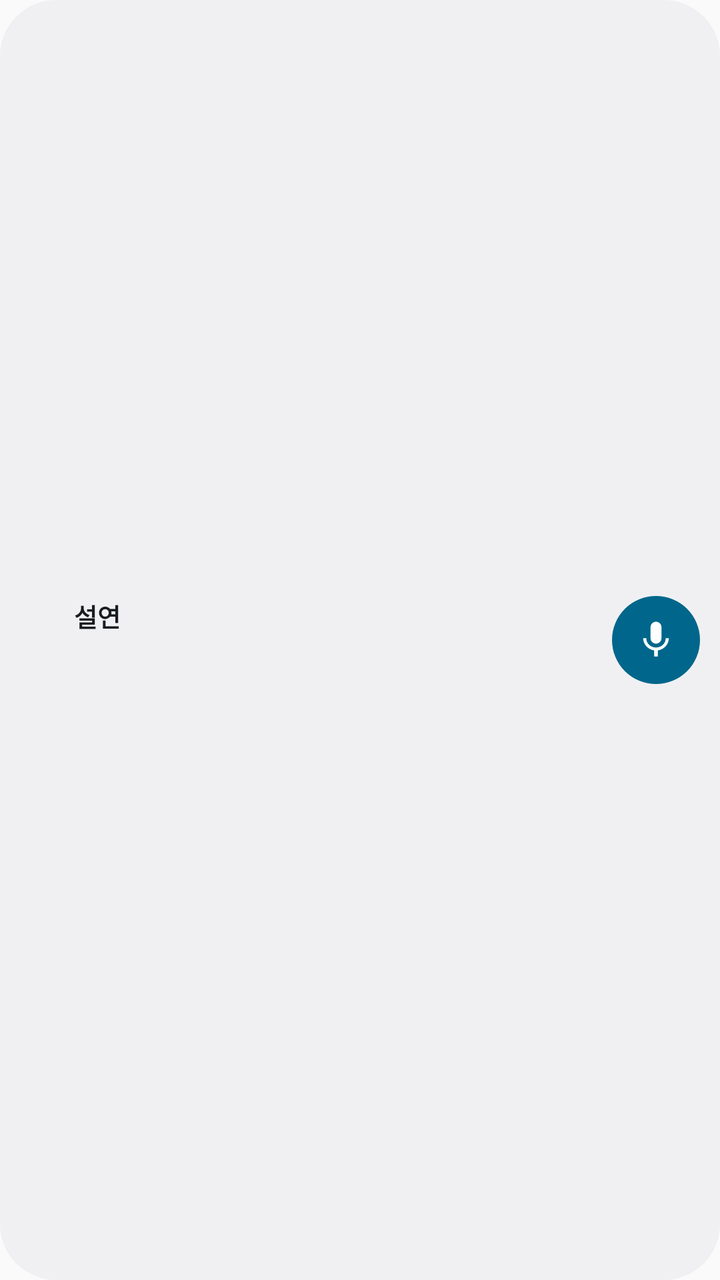
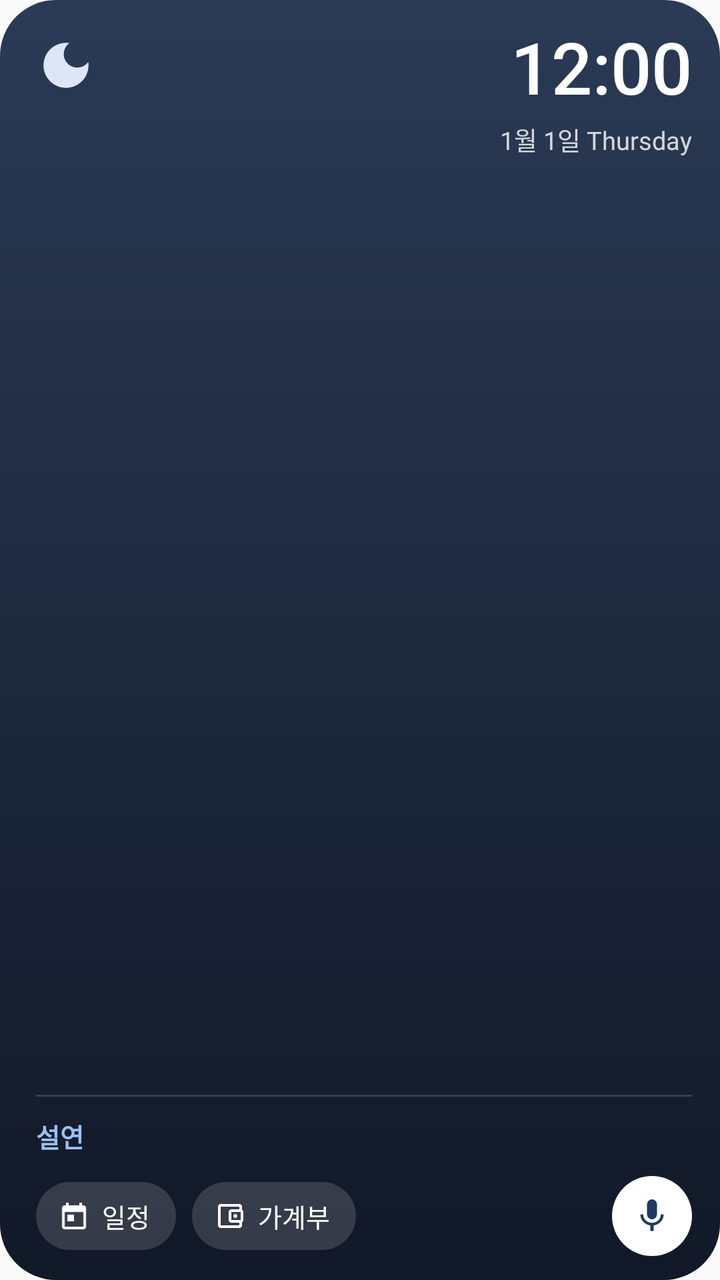

Two renders of the same Android screen: before a commit and after it. Below are the layout's source before the change and the commit's diff.
<!-- AndroidManifest.xml: application theme AppTheme -->
<!-- res/layout/widget_glance.xml -->
<?xml version="1.0" encoding="utf-8"?>
<LinearLayout xmlns:android="http://schemas.android.com/apk/res/android"
    android:id="@+id/w_root" android:layout_width="match_parent" android:layout_height="match_parent"
    android:orientation="vertical" android:gravity="center_vertical"
    android:background="@drawable/widget_bg" android:paddingStart="16dp" android:paddingEnd="10dp"
    android:paddingTop="10dp" android:paddingBottom="10dp">
    <LinearLayout android:layout_width="match_parent" android:layout_height="wrap_content" android:orientation="horizontal" android:gravity="center_vertical">
        <LinearLayout android:layout_width="0dp" android:layout_height="wrap_content" android:layout_weight="1" android:orientation="vertical">
            <LinearLayout android:layout_width="match_parent" android:layout_height="wrap_content" android:orientation="horizontal" android:gravity="center_vertical">
                <ImageView android:layout_width="16dp" android:layout_height="16dp" android:src="@mipmap/ic_launcher_round" android:contentDescription="설연" />
                <TextView android:layout_width="wrap_content" android:layout_height="wrap_content" android:layout_marginStart="5dp"
                    android:text="설연" android:textColor="@color/w_fg" android:textSize="12.5sp" android:textStyle="bold" />
                <TextView android:id="@+id/w_top" android:layout_width="0dp" android:layout_height="wrap_content" android:layout_weight="1"
                    android:textColor="@color/w_sub" android:textSize="12.5sp" android:maxLines="1" android:ellipsize="end" android:fontFamily="sans-serif-medium" />
            </LinearLayout>
            <TextView android:id="@+id/w_main" android:layout_width="match_parent" android:layout_height="wrap_content" android:layout_marginTop="3dp"
                android:textColor="@color/w_fg" android:textSize="16sp" android:maxLines="1" android:ellipsize="end" android:fontFamily="sans-serif-medium" />
            <LinearLayout android:id="@+id/w_more" android:layout_width="match_parent" android:layout_height="wrap_content" android:orientation="vertical"
                android:layout_marginTop="6dp" android:visibility="gone">
                <FrameLayout android:layout_width="match_parent" android:layout_height="1dp" android:background="@color/w_line" />
                <TextView android:id="@+id/w_l1" android:layout_width="match_parent" android:layout_height="wrap_content" android:layout_marginTop="6dp"
                    android:textColor="@color/w_fg" android:textSize="13.5sp" android:maxLines="1" android:ellipsize="end" />
                <TextView android:id="@+id/w_l2" android:layout_width="match_parent" android:layout_height="wrap_content" android:layout_marginTop="3dp"
                    android:textColor="@color/w_fg" android:textSize="13.5sp" android:maxLines="1" android:ellipsize="end" />
            </LinearLayout>
        </LinearLayout>
        <ImageView android:id="@+id/w_mic_s" android:layout_width="44dp" android:layout_height="44dp" android:layout_marginStart="8dp"
            android:background="@drawable/widget_mic_bg" android:src="@drawable/ic_w_mic" android:padding="11dp"
            android:contentDescription="말로 하기" />
    </LinearLayout>
    <LinearLayout android:id="@+id/w_bar" android:layout_width="match_parent" android:layout_height="wrap_content" android:orientation="horizontal"
        android:gravity="center_vertical" android:layout_marginTop="10dp" android:visibility="gone">
        <LinearLayout android:id="@+id/w_go_sch" android:layout_width="wrap_content" android:layout_height="36dp" android:orientation="horizontal"
            android:gravity="center_vertical" android:background="@drawable/widget_chip_bg" android:paddingStart="11dp" android:paddingEnd="13dp">
            <ImageView android:layout_width="18dp" android:layout_height="18dp" android:src="@drawable/ic_w_cal" android:contentDescription="일정" />
            <TextView android:layout_width="wrap_content" android:layout_height="wrap_content" android:layout_marginStart="6dp"
                android:text="일정" android:textColor="@color/w_fg" android:textSize="13.5sp" android:fontFamily="sans-serif-medium" />
        </LinearLayout>
        <LinearLayout android:id="@+id/w_go_led" android:layout_width="wrap_content" android:layout_height="36dp" android:layout_marginStart="8dp" android:orientation="horizontal"
            android:gravity="center_vertical" android:background="@drawable/widget_chip_bg" android:paddingStart="11dp" android:paddingEnd="13dp">
            <ImageView android:layout_width="18dp" android:layout_height="18dp" android:src="@drawable/ic_w_wallet" android:contentDescription="가계부" />
            <TextView android:layout_width="wrap_content" android:layout_height="wrap_content" android:layout_marginStart="6dp"
                android:text="가계부" android:textColor="@color/w_fg" android:textSize="13.5sp" android:fontFamily="sans-serif-medium" />
            <TextView android:id="@+id/w_badge" android:layout_width="wrap_content" android:layout_height="18dp" android:layout_marginStart="6dp"
                android:minWidth="18dp" android:gravity="center" android:paddingStart="5dp" android:paddingEnd="5dp"
                android:background="@drawable/widget_badge_bg" android:textColor="#FFFFFFFF" android:textSize="11sp" android:textStyle="bold" android:visibility="gone" />
        </LinearLayout>
        <FrameLayout android:layout_width="0dp" android:layout_height="1dp" android:layout_weight="1" />
        <ImageView android:id="@+id/w_mic" android:layout_width="44dp" android:layout_height="44dp"
            android:background="@drawable/widget_mic_bg" android:src="@drawable/ic_w_mic" android:padding="11dp"
            android:contentDescription="말로 하기" />
    </LinearLayout>
</LinearLayout>
<!-- resources referenced by this layout -->
<resources>
  <color name="w_fg">#FF1F2937</color>
  <color name="w_line">#1F0F172A</color>
  <color name="w_sub">#FF64748B</color>
  <!-- drawable ic_w_cal (drawable) -->
  <?xml version="1.0" encoding="utf-8"?>
  <vector xmlns:android="http://schemas.android.com/apk/res/android" android:width="24dp" android:height="24dp" android:viewportWidth="24" android:viewportHeight="24">
      <path android:fillColor="@color/w_icon" android:pathData="M19,4h-1V2h-2v2H8V2H6v2H5C3.9,4 3,4.9 3,6v14c0,1.1 0.9,2 2,2h14c1.1,0 2,-0.9 2,-2V6C21,4.9 20.1,4 19,4zM19,20H5V9h14V20zM7,11h5v5H7V11z"/>
  </vector>
  <!-- drawable ic_w_mic (drawable) -->
  <?xml version="1.0" encoding="utf-8"?>
  <vector xmlns:android="http://schemas.android.com/apk/res/android" android:width="24dp" android:height="24dp" android:viewportWidth="24" android:viewportHeight="24">
      <path android:fillColor="@color/w_on_accent" android:pathData="M12,14a3,3 0,0 0,3 -3V5a3,3 0,0 0,-6 0v6a3,3 0,0 0,3 3zM17.3,11c0,3 -2.5,5.1 -5.3,5.1S6.7,14 6.7,11H5c0,3.4 2.7,6.2 6,6.7V21h2v-3.3c3.3,-0.5 6,-3.3 6,-6.7h-1.7z"/>
  </vector>
  <!-- drawable ic_w_wallet (drawable) -->
  <?xml version="1.0" encoding="utf-8"?>
  <vector xmlns:android="http://schemas.android.com/apk/res/android" android:width="24dp" android:height="24dp" android:viewportWidth="24" android:viewportHeight="24">
      <path android:fillColor="@color/w_icon" android:pathData="M21,7.3V5c0,-1.1 -0.9,-2 -2,-2H5C3.9,3 3,3.9 3,5v14c0,1.1 0.9,2 2,2h14c1.1,0 2,-0.9 2,-2v-2.3c0.6,-0.4 1,-1 1,-1.7V9C22,8.3 21.6,7.7 21,7.3zM20,9v6h-7V9H20zM5,19V5h14v2h-6c-1.1,0 -2,0.9 -2,2v6c0,1.1 0.9,2 2,2h6v2H5zM16,13.5c0.8,0 1.5,-0.7 1.5,-1.5s-0.7,-1.5 -1.5,-1.5s-1.5,0.7 -1.5,1.5S15.2,13.5 16,13.5z"/>
  </vector>
  <!-- drawable widget_badge_bg (drawable) -->
  <?xml version="1.0" encoding="utf-8"?>
  <shape xmlns:android="http://schemas.android.com/apk/res/android" android:shape="rectangle">
      <solid android:color="#FFE11D48" />
      <corners android:radius="9dp" />
  </shape>
  <!-- drawable widget_bg (drawable) -->
  <?xml version="1.0" encoding="utf-8"?>
  <shape xmlns:android="http://schemas.android.com/apk/res/android" android:shape="rectangle">
      <solid android:color="@color/w_bg" />
      <corners android:radius="@dimen/w_radius" />
  </shape>
  <!-- drawable widget_chip_bg (drawable) -->
  <?xml version="1.0" encoding="utf-8"?>
  <shape xmlns:android="http://schemas.android.com/apk/res/android" android:shape="rectangle">
      <solid android:color="@color/w_chip" />
      <corners android:radius="18dp" />
  </shape>
  <!-- drawable widget_mic_bg (drawable) -->
  <?xml version="1.0" encoding="utf-8"?>
  <shape xmlns:android="http://schemas.android.com/apk/res/android" android:shape="oval">
      <solid android:color="@color/w_accent" />
  </shape>
  <!-- mipmap ic_launcher_round (mipmap-anydpi-v26) -->
  <?xml version="1.0" encoding="utf-8"?>
  <adaptive-icon xmlns:android="http://schemas.android.com/apk/res/android">
      <background android:drawable="@drawable/ic_launcher_bg_grad"/>
      <foreground android:drawable="@mipmap/ic_launcher_foreground"/>
  </adaptive-icon>
  <style name="AppTheme" parent="Theme.AppCompat.Light.DarkActionBar">
          
          <item name="colorPrimary">@color/colorPrimary</item>
          <item name="colorPrimaryDark">@color/colorPrimaryDark</item>
          <item name="colorAccent">@color/colorAccent</item>
      </style>
  <color name="w_icon">#FF2B3A55</color>
  <color name="w_on_accent">#FFFFFFFF</color>
  <color name="w_bg">#EBFFFFFF</color>
  <dimen name="w_radius">22dp</dimen>
  <color name="w_chip">#142B3A55</color>
  <color name="w_accent">#FF2B3A55</color>
  <!-- drawable ic_launcher_bg_grad (drawable) -->
  <?xml version="1.0" encoding="utf-8"?>
  <shape xmlns:android="http://schemas.android.com/apk/res/android" android:shape="rectangle">
      <gradient android:angle="315" android:startColor="#2B3A55" android:endColor="#1F7A8C" android:type="linear"/>
  </shape>
</resources>

<!-- the commit's change to res/layout/widget_glance.xml (unified diff, before → after) -->
@@ -1,53 +1,76 @@
 <?xml version="1.0" encoding="utf-8"?>
 <LinearLayout xmlns:android="http://schemas.android.com/apk/res/android"
     android:id="@+id/w_root" android:layout_width="match_parent" android:layout_height="match_parent"
-    android:orientation="vertical" android:gravity="center_vertical"
-    android:background="@drawable/widget_bg" android:paddingStart="16dp" android:paddingEnd="10dp"
-    android:paddingTop="10dp" android:paddingBottom="10dp">
-    <LinearLayout android:layout_width="match_parent" android:layout_height="wrap_content" android:orientation="horizontal" android:gravity="center_vertical">
+    android:orientation="vertical" android:background="@drawable/wg_bg_night"
+    android:paddingStart="18dp" android:paddingEnd="14dp" android:paddingTop="14dp" android:paddingBottom="12dp">
+
+    
+    <LinearLayout android:id="@+id/w_wx" android:layout_width="match_parent" android:layout_height="wrap_content" android:orientation="horizontal">
         <LinearLayout android:layout_width="0dp" android:layout_height="wrap_content" android:layout_weight="1" android:orientation="vertical">
+            <LinearLayout android:layout_width="wrap_content" android:layout_height="wrap_content" android:orientation="horizontal" android:gravity="center_vertical">
+                <ImageView android:id="@+id/w_wx_ic" android:layout_width="30dp" android:layout_height="30dp" android:src="@drawable/ic_wx_moon" android:contentDescription="날씨" />
+                <TextView android:id="@+id/w_temp" android:layout_width="wrap_content" android:layout_height="wrap_content" android:layout_marginStart="8dp"
+                    android:textColor="#FFFFFFFF" android:textSize="32sp" android:fontFamily="sans-serif-medium" android:includeFontPadding="false" />
+            </LinearLayout>
+            <TextView android:id="@+id/w_place" android:layout_width="match_parent" android:layout_height="wrap_content" android:layout_marginTop="4dp"
+                android:textColor="#CCFFFFFF" android:textSize="12.5sp" android:maxLines="1" android:ellipsize="end" />
+        </LinearLayout>
+        <LinearLayout android:layout_width="wrap_content" android:layout_height="wrap_content" android:orientation="vertical" android:gravity="end">
+            <TextClock android:layout_width="wrap_content" android:layout_height="wrap_content"
+                android:format12Hour="h:mm" android:format24Hour="HH:mm"
+                android:textColor="#FFFFFFFF" android:textSize="36sp" android:fontFamily="sans-serif-medium" android:includeFontPadding="false" />
+            <TextClock android:layout_width="wrap_content" android:layout_height="wrap_content" android:layout_marginTop="4dp"
+                android:format12Hour="M월 d일 EEEE" android:format24Hour="M월 d일 EEEE"
+                android:textColor="#CCFFFFFF" android:textSize="12.5sp" />
+        </LinearLayout>
+    </LinearLayout>
+    <FrameLayout android:id="@+id/w_gap" android:layout_width="match_parent" android:layout_height="0dp" android:layout_weight="1" />
+    <FrameLayout android:id="@+id/w_div" android:layout_width="match_parent" android:layout_height="1dp" android:background="@drawable/wg_line" />
+
+    
+    <LinearLayout android:layout_width="match_parent" android:layout_height="wrap_content" android:layout_marginTop="10dp" android:orientation="horizontal" android:gravity="center_vertical">
+        <LinearLayout android:layout_width="0dp" android:layout_height="wrap_content" android:layout_weight="1" android:orientation="vertical">
+            <TextView android:id="@+id/w_top" android:layout_width="match_parent" android:layout_height="wrap_content" android:layout_marginBottom="2dp"
+                android:textColor="#CCFFFFFF" android:textSize="12sp" android:maxLines="1" android:ellipsize="end" android:visibility="gone" />
             <LinearLayout android:layout_width="match_parent" android:layout_height="wrap_content" android:orientation="horizontal" android:gravity="center_vertical">
-                <ImageView android:layout_width="16dp" android:layout_height="16dp" android:src="@mipmap/ic_launcher_round" android:contentDescription="설연" />
-                <TextView android:layout_width="wrap_content" android:layout_height="wrap_content" android:layout_marginStart="5dp"
-                    android:text="설연" android:textColor="@color/w_fg" android:textSize="12.5sp" android:textStyle="bold" />
-                <TextView android:id="@+id/w_top" android:layout_width="0dp" android:layout_height="wrap_content" android:layout_weight="1"
-                    android:textColor="@color/w_sub" android:textSize="12.5sp" android:maxLines="1" android:ellipsize="end" android:fontFamily="sans-serif-medium" />
+                <TextView android:layout_width="wrap_content" android:layout_height="wrap_content"
+                    android:text="설연" android:textColor="#FF9CC0F0" android:textSize="13sp" android:textStyle="bold" />
+                <TextView android:id="@+id/w_main" android:layout_width="0dp" android:layout_height="wrap_content" android:layout_weight="1" android:layout_marginStart="8dp"
+                    android:textColor="#FFFFFFFF" android:textSize="14.5sp" android:maxLines="1" android:ellipsize="end" android:fontFamily="sans-serif-medium" />
             </LinearLayout>
-            <TextView android:id="@+id/w_main" android:layout_width="match_parent" android:layout_height="wrap_content" android:layout_marginTop="3dp"
-                android:textColor="@color/w_fg" android:textSize="16sp" android:maxLines="1" android:ellipsize="end" android:fontFamily="sans-serif-medium" />
-            <LinearLayout android:id="@+id/w_more" android:layout_width="match_parent" android:layout_height="wrap_content" android:orientation="vertical"
-                android:layout_marginTop="6dp" android:visibility="gone">
-                <FrameLayout android:layout_width="match_parent" android:layout_height="1dp" android:background="@color/w_line" />
-                <TextView android:id="@+id/w_l1" android:layout_width="match_parent" android:layout_height="wrap_content" android:layout_marginTop="6dp"
-                    android:textColor="@color/w_fg" android:textSize="13.5sp" android:maxLines="1" android:ellipsize="end" />
-                <TextView android:id="@+id/w_l2" android:layout_width="match_parent" android:layout_height="wrap_content" android:layout_marginTop="3dp"
-                    android:textColor="@color/w_fg" android:textSize="13.5sp" android:maxLines="1" android:ellipsize="end" />
+            <LinearLayout android:id="@+id/w_more" android:layout_width="match_parent" android:layout_height="wrap_content" android:orientation="vertical" android:visibility="gone">
+                <TextView android:id="@+id/w_l1" android:layout_width="match_parent" android:layout_height="wrap_content" android:layout_marginTop="4dp"
+                    android:textColor="#D9FFFFFF" android:textSize="13sp" android:maxLines="1" android:ellipsize="end" />
+                <TextView android:id="@+id/w_l2" android:layout_width="match_parent" android:layout_height="wrap_content" android:layout_marginTop="2dp"
+                    android:textColor="#D9FFFFFF" android:textSize="13sp" android:maxLines="1" android:ellipsize="end" />
             </LinearLayout>
         </LinearLayout>
-        <ImageView android:id="@+id/w_mic_s" android:layout_width="44dp" android:layout_height="44dp" android:layout_marginStart="8dp"
-            android:background="@drawable/widget_mic_bg" android:src="@drawable/ic_w_mic" android:padding="11dp"
-            android:contentDescription="말로 하기" />
+        <ImageView android:id="@+id/w_mic_s" android:layout_width="40dp" android:layout_height="40dp" android:layout_marginStart="8dp"
+            android:background="@drawable/wg_mic_bg" android:src="@drawable/ic_wg_mic" android:padding="10dp"
+            android:contentDescription="말로 하기" android:visibility="gone" />
     </LinearLayout>
+
+    
     <LinearLayout android:id="@+id/w_bar" android:layout_width="match_parent" android:layout_height="wrap_content" android:orientation="horizontal"
-        android:gravity="center_vertical" android:layout_marginTop="10dp" android:visibility="gone">
-        <LinearLayout android:id="@+id/w_go_sch" android:layout_width="wrap_content" android:layout_height="36dp" android:orientation="horizontal"
-            android:gravity="center_vertical" android:background="@drawable/widget_chip_bg" android:paddingStart="11dp" android:paddingEnd="13dp">
-            <ImageView android:layout_width="18dp" android:layout_height="18dp" android:src="@drawable/ic_w_cal" android:contentDescription="일정" />
+        android:gravity="center_vertical" android:layout_marginTop="10dp">
+        <LinearLayout android:id="@+id/w_go_sch" android:layout_width="wrap_content" android:layout_height="34dp" android:orientation="horizontal"
+            android:gravity="center_vertical" android:background="@drawable/wg_chip" android:paddingStart="11dp" android:paddingEnd="13dp">
+            <ImageView android:layout_width="16dp" android:layout_height="16dp" android:src="@drawable/ic_wg_cal" android:contentDescription="일정" />
             <TextView android:layout_width="wrap_content" android:layout_height="wrap_content" android:layout_marginStart="6dp"
-                android:text="일정" android:textColor="@color/w_fg" android:textSize="13.5sp" android:fontFamily="sans-serif-medium" />
+                android:text="일정" android:textColor="#FFFFFFFF" android:textSize="13sp" android:fontFamily="sans-serif-medium" />
         </LinearLayout>
-        <LinearLayout android:id="@+id/w_go_led" android:layout_width="wrap_content" android:layout_height="36dp" android:layout_marginStart="8dp" android:orientation="horizontal"
-            android:gravity="center_vertical" android:background="@drawable/widget_chip_bg" android:paddingStart="11dp" android:paddingEnd="13dp">
-            <ImageView android:layout_width="18dp" android:layout_height="18dp" android:src="@drawable/ic_w_wallet" android:contentDescription="가계부" />
+        <LinearLayout android:id="@+id/w_go_led" android:layout_width="wrap_content" android:layout_height="34dp" android:layout_marginStart="8dp" android:orientation="horizontal"
+            android:gravity="center_vertical" android:background="@drawable/wg_chip" android:paddingStart="11dp" android:paddingEnd="13dp">
+            <ImageView android:layout_width="16dp" android:layout_height="16dp" android:src="@drawable/ic_wg_wallet" android:contentDescription="가계부" />
             <TextView android:layout_width="wrap_content" android:layout_height="wrap_content" android:layout_marginStart="6dp"
-                android:text="가계부" android:textColor="@color/w_fg" android:textSize="13.5sp" android:fontFamily="sans-serif-medium" />
+                android:text="가계부" android:textColor="#FFFFFFFF" android:textSize="13sp" android:fontFamily="sans-serif-medium" />
             <TextView android:id="@+id/w_badge" android:layout_width="wrap_content" android:layout_height="18dp" android:layout_marginStart="6dp"
                 android:minWidth="18dp" android:gravity="center" android:paddingStart="5dp" android:paddingEnd="5dp"
                 android:background="@drawable/widget_badge_bg" android:textColor="#FFFFFFFF" android:textSize="11sp" android:textStyle="bold" android:visibility="gone" />
         </LinearLayout>
         <FrameLayout android:layout_width="0dp" android:layout_height="1dp" android:layout_weight="1" />
-        <ImageView android:id="@+id/w_mic" android:layout_width="44dp" android:layout_height="44dp"
-            android:background="@drawable/widget_mic_bg" android:src="@drawable/ic_w_mic" android:padding="11dp"
+        <ImageView android:id="@+id/w_mic" android:layout_width="40dp" android:layout_height="40dp"
+            android:background="@drawable/wg_mic_bg" android:src="@drawable/ic_wg_mic" android:padding="10dp"
             android:contentDescription="말로 하기" />
     </LinearLayout>
 </LinearLayout>
<!-- resource entries referenced after the edit -->
@@ -1,68 +1,55 @@
 <!-- resources referenced by this layout -->
 <resources>
-  <color name="w_fg">#FF1F2937</color>
-  <color name="w_line">#1F0F172A</color>
-  <color name="w_sub">#FF64748B</color>
-  <!-- drawable ic_w_cal (drawable) -->
+  <!-- drawable ic_wg_cal (drawable) -->
+  <vector xmlns:android="http://schemas.android.com/apk/res/android" android:width="24dp" android:height="24dp" android:viewportWidth="24" android:viewportHeight="24">
+      <path android:fillColor="#FFFFFFFF" android:pathData="M19,4h-1V2h-2v2H8V2H6v2H5C3.9,4 3,4.9 3,6v14c0,1.1 0.9,2 2,2h14c1.1,0 2,-0.9 2,-2V6C21,4.9 20.1,4 19,4zM19,20H5V9h14V20zM7,11h5v5H7V11z"/>
+  </vector>
+  <!-- drawable ic_wg_mic (drawable) -->
+  <vector xmlns:android="http://schemas.android.com/apk/res/android" android:width="24dp" android:height="24dp" android:viewportWidth="24" android:viewportHeight="24">
+      <path android:fillColor="#FF1E3A5F" android:pathData="M12,14a3,3 0,0 0,3 -3V5a3,3 0,0 0,-6 0v6a3,3 0,0 0,3 3zM17.3,11c0,3 -2.5,5.1 -5.3,5.1S6.7,14 6.7,11H5c0,3.4 2.7,6.2 6,6.7V21h2v-3.3c3.3,-0.5 6,-3.3 6,-6.7h-1.7z"/>
+  </vector>
+  <!-- drawable ic_wg_wallet (drawable) -->
+  <vector xmlns:android="http://schemas.android.com/apk/res/android" android:width="24dp" android:height="24dp" android:viewportWidth="24" android:viewportHeight="24">
+      <path android:fillColor="#FFFFFFFF" android:pathData="M21,7.3V5c0,-1.1 -0.9,-2 -2,-2H5C3.9,3 3,3.9 3,5v14c0,1.1 0.9,2 2,2h14c1.1,0 2,-0.9 2,-2v-2.3c0.6,-0.4 1,-1 1,-1.7V9C22,8.3 21.6,7.7 21,7.3zM20,9v6h-7V9H20zM5,19V5h14v2h-6c-1.1,0 -2,0.9 -2,2v6c0,1.1 0.9,2 2,2h6v2H5zM16,13.5c0.8,0 1.5,-0.7 1.5,-1.5s-0.7,-1.5 -1.5,-1.5s-1.5,0.7 -1.5,1.5S15.2,13.5 16,13.5z"/>
+  </vector>
+  <!-- drawable ic_wx_moon (drawable) -->
+  <vector xmlns:android="http://schemas.android.com/apk/res/android" android:width="24dp" android:height="24dp" android:viewportWidth="24" android:viewportHeight="24">
+      <path android:fillColor="#FFDCE6F5" android:pathData="M12,3c-4.97,0 -9,4.03 -9,9s4.03,9 9,9 9,-4.03 9,-9c0,-0.46 -0.04,-0.92 -0.1,-1.36 -0.98,1.37 -2.58,2.26 -4.4,2.26 -2.98,0 -5.4,-2.42 -5.4,-5.4 0,-1.81 0.89,-3.42 2.26,-4.4C12.92,3.04 12.46,3 12,3z"/>
+  </vector>
+  <!-- drawable wg_bg_night (drawable) -->
   <?xml version="1.0" encoding="utf-8"?>
-  <vector xmlns:android="http://schemas.android.com/apk/res/android" android:width="24dp" android:height="24dp" android:viewportWidth="24" android:viewportHeight="24">
-      <path android:fillColor="@color/w_icon" android:pathData="M19,4h-1V2h-2v2H8V2H6v2H5C3.9,4 3,4.9 3,6v14c0,1.1 0.9,2 2,2h14c1.1,0 2,-0.9 2,-2V6C21,4.9 20.1,4 19,4zM19,20H5V9h14V20zM7,11h5v5H7V11z"/>
-  </vector>
-  <!-- drawable ic_w_mic (drawable) -->
+  <shape xmlns:android="http://schemas.android.com/apk/res/android" android:shape="rectangle">
+      <gradient android:angle="270" android:startColor="#FF2B3A55" android:endColor="#FF111827" />
+      <corners android:radius="@dimen/w_radius" />
+  </shape>
+  <!-- drawable wg_chip (drawable) -->
   <?xml version="1.0" encoding="utf-8"?>
-  <vector xmlns:android="http://schemas.android.com/apk/res/android" android:width="24dp" android:height="24dp" android:viewportWidth="24" android:viewportHeight="24">
-      <path android:fillColor="@color/w_on_accent" android:pathData="M12,14a3,3 0,0 0,3 -3V5a3,3 0,0 0,-6 0v6a3,3 0,0 0,3 3zM17.3,11c0,3 -2.5,5.1 -5.3,5.1S6.7,14 6.7,11H5c0,3.4 2.7,6.2 6,6.7V21h2v-3.3c3.3,-0.5 6,-3.3 6,-6.7h-1.7z"/>
-  </vector>
-  <!-- drawable ic_w_wallet (drawable) -->
+  <shape xmlns:android="http://schemas.android.com/apk/res/android" android:shape="rectangle">
+      <solid android:color="#26FFFFFF" />
+      <corners android:radius="18dp" />
+  </shape>
+  <!-- drawable wg_line (drawable) -->
   <?xml version="1.0" encoding="utf-8"?>
-  <vector xmlns:android="http://schemas.android.com/apk/res/android" android:width="24dp" android:height="24dp" android:viewportWidth="24" android:viewportHeight="24">
-      <path android:fillColor="@color/w_icon" android:pathData="M21,7.3V5c0,-1.1 -0.9,-2 -2,-2H5C3.9,3 3,3.9 3,5v14c0,1.1 0.9,2 2,2h14c1.1,0 2,-0.9 2,-2v-2.3c0.6,-0.4 1,-1 1,-1.7V9C22,8.3 21.6,7.7 21,7.3zM20,9v6h-7V9H20zM5,19V5h14v2h-6c-1.1,0 -2,0.9 -2,2v6c0,1.1 0.9,2 2,2h6v2H5zM16,13.5c0.8,0 1.5,-0.7 1.5,-1.5s-0.7,-1.5 -1.5,-1.5s-1.5,0.7 -1.5,1.5S15.2,13.5 16,13.5z"/>
-  </vector>
+  <shape xmlns:android="http://schemas.android.com/apk/res/android" android:shape="rectangle">
+      <solid android:color="#26FFFFFF" />
+  </shape>
+  <!-- drawable wg_mic_bg (drawable) -->
+  <?xml version="1.0" encoding="utf-8"?>
+  <shape xmlns:android="http://schemas.android.com/apk/res/android" android:shape="oval">
+      <solid android:color="#FFFFFFFF" />
+  </shape>
   <!-- drawable widget_badge_bg (drawable) -->
   <?xml version="1.0" encoding="utf-8"?>
   <shape xmlns:android="http://schemas.android.com/apk/res/android" android:shape="rectangle">
       <solid android:color="#FFE11D48" />
       <corners android:radius="9dp" />
   </shape>
-  <!-- drawable widget_bg (drawable) -->
-  <?xml version="1.0" encoding="utf-8"?>
-  <shape xmlns:android="http://schemas.android.com/apk/res/android" android:shape="rectangle">
-      <solid android:color="@color/w_bg" />
-      <corners android:radius="@dimen/w_radius" />
-  </shape>
-  <!-- drawable widget_chip_bg (drawable) -->
-  <?xml version="1.0" encoding="utf-8"?>
-  <shape xmlns:android="http://schemas.android.com/apk/res/android" android:shape="rectangle">
-      <solid android:color="@color/w_chip" />
-      <corners android:radius="18dp" />
-  </shape>
-  <!-- drawable widget_mic_bg (drawable) -->
-  <?xml version="1.0" encoding="utf-8"?>
-  <shape xmlns:android="http://schemas.android.com/apk/res/android" android:shape="oval">
-      <solid android:color="@color/w_accent" />
-  </shape>
-  <!-- mipmap ic_launcher_round (mipmap-anydpi-v26) -->
-  <?xml version="1.0" encoding="utf-8"?>
-  <adaptive-icon xmlns:android="http://schemas.android.com/apk/res/android">
-      <background android:drawable="@drawable/ic_launcher_bg_grad"/>
-      <foreground android:drawable="@mipmap/ic_launcher_foreground"/>
-  </adaptive-icon>
   <style name="AppTheme" parent="Theme.AppCompat.Light.DarkActionBar">
           
           <item name="colorPrimary">@color/colorPrimary</item>
           <item name="colorPrimaryDark">@color/colorPrimaryDark</item>
           <item name="colorAccent">@color/colorAccent</item>
       </style>
-  <color name="w_icon">#FF2B3A55</color>
-  <color name="w_on_accent">#FFFFFFFF</color>
-  <color name="w_bg">#EBFFFFFF</color>
   <dimen name="w_radius">22dp</dimen>
-  <color name="w_chip">#142B3A55</color>
-  <color name="w_accent">#FF2B3A55</color>
-  <!-- drawable ic_launcher_bg_grad (drawable) -->
-  <?xml version="1.0" encoding="utf-8"?>
-  <shape xmlns:android="http://schemas.android.com/apk/res/android" android:shape="rectangle">
-      <gradient android:angle="315" android:startColor="#2B3A55" android:endColor="#1F7A8C" android:type="linear"/>
-  </shape>
 </resources>
 
